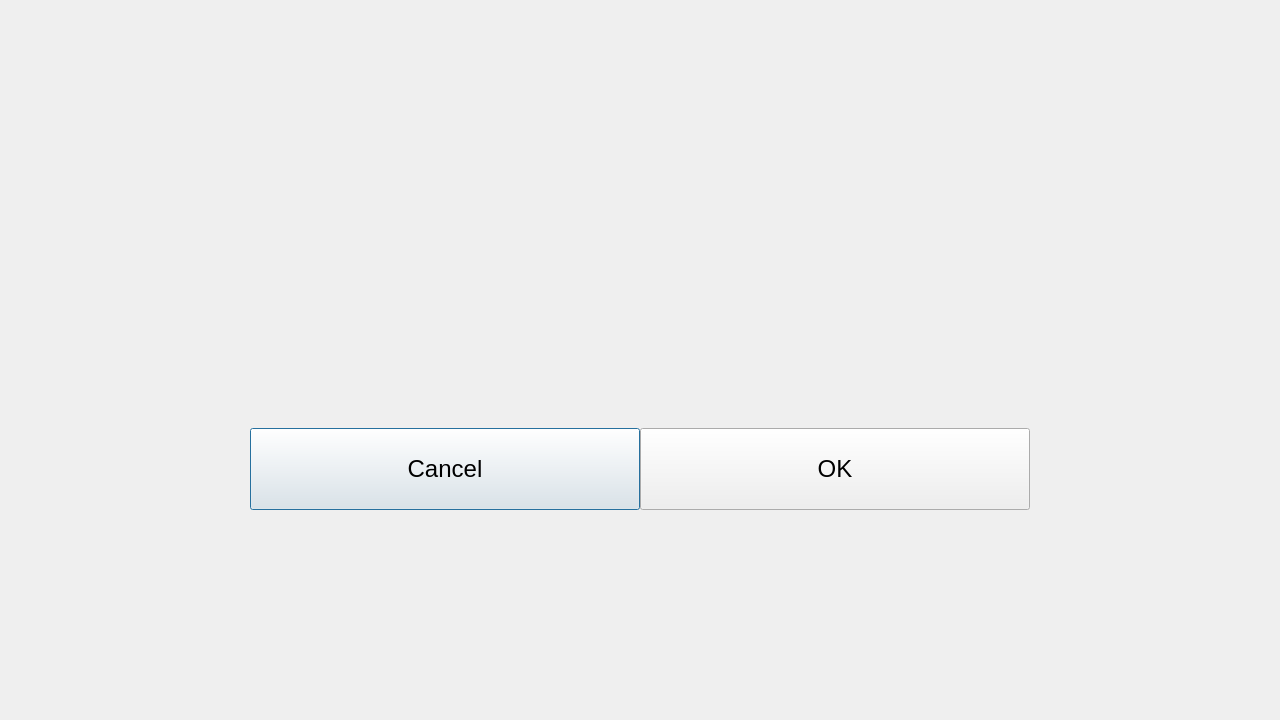
The window that src/lichii/util/overlay_dialog.ui (ddddng/Lichii) describes before a commit, drawn with Qt 5.
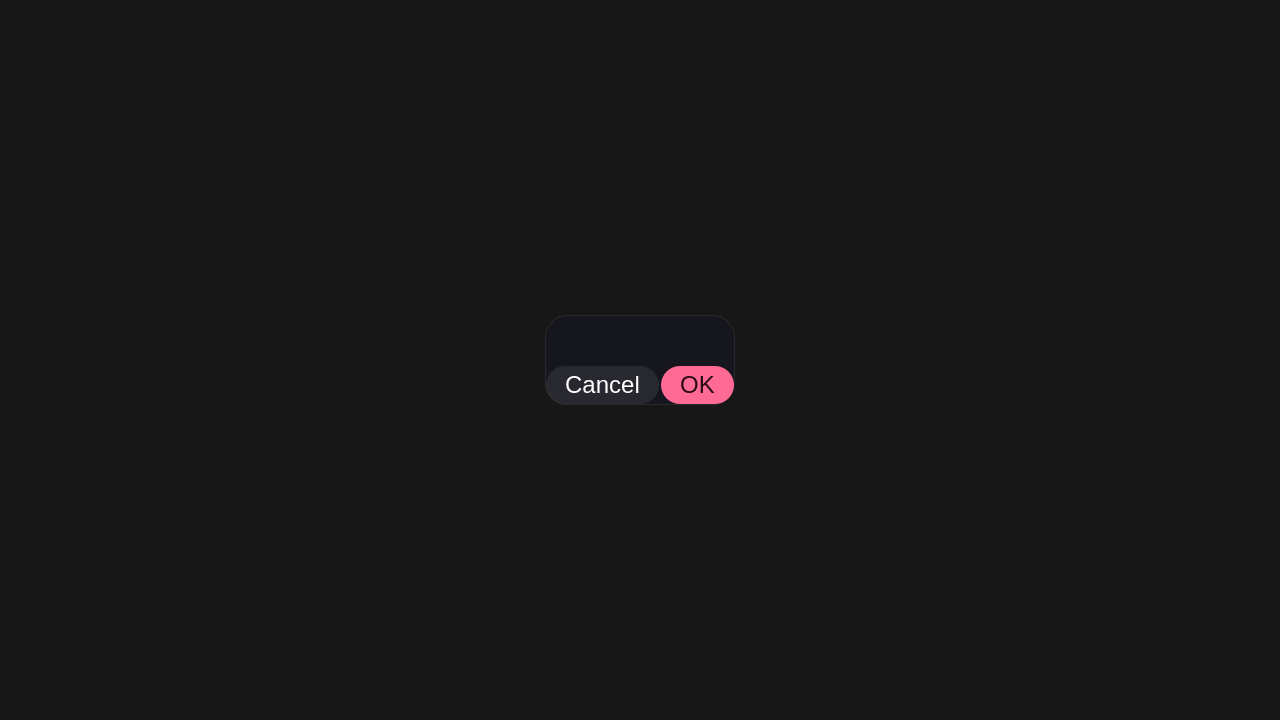
The same window after the commit.

Commit message: Applets: guest text checks and error applet overlay from Paper

```diff
--- a/src/lichii/util/overlay_dialog.ui
+++ b/src/lichii/util/overlay_dialog.ui
@@ -14,7 +14,18 @@
    <string>Dialog</string>
   </property>
   <property name="styleSheet">
-   <string notr="true"/>
+   <string notr="true">QDialog#OverlayDialog, QStackedWidget#stackedDialog { background: rgba(0, 0, 0, 140); }
+QWidget#contentDialog, QWidget#contentRichDialog { background-color: #15161e; border: 1px solid rgba(255, 255, 255, 20); border-radius: 22px; margin: 0; }
+QWidget#buttonsDialog, QWidget#buttonsRichDialog { background: transparent; border: 0; margin: 0; }
+QWidget#contentDialog QLabel#label_title, QWidget#contentRichDialog QLabel#label_title_rich { color: #ffffff; background: transparent; padding: 0; }
+QWidget#contentDialog QLabel#label_dialog { color: rgba(255, 255, 255, 214); background: transparent; padding: 0; }
+QWidget#richDialog QTextBrowser { color: rgba(255, 255, 255, 214); background: transparent; border: 0; padding: 0; }
+QDialog#OverlayDialog QPushButton { color: #ffffff; background-color: rgba(255, 255, 255, 20); border: 2px solid transparent; border-radius: 20px; min-height: 36px; min-width: 0; padding: 0 18px; }
+QDialog#OverlayDialog QPushButton:hover { background-color: rgba(255, 255, 255, 36); border-color: transparent; }
+QDialog#OverlayDialog QPushButton:focus { color: #ffffff; background-color: rgba(255, 255, 255, 20); border: 2px solid #ffffff; border-radius: 20px; }
+QDialog#OverlayDialog QPushButton:pressed { color: #ffffff; background-color: rgba(255, 255, 255, 36); border: 2px solid #ffffff; border-radius: 20px; }
+QDialog#OverlayDialog QPushButton#button_ok_label, QDialog#OverlayDialog QPushButton#button_ok_rich { color: #2a0a14; background-color: #ff6b95; }
+QDialog#OverlayDialog QPushButton#button_ok_label:hover, QDialog#OverlayDialog QPushButton#button_ok_rich:hover { background-color: #ff8fae; }</string>
   </property>
   <layout class="QVBoxLayout" name="verticalLayout">
    <property name="spacing">
@@ -38,7 +49,7 @@
       <number>0</number>
      </property>
      <widget class="QWidget" name="lineDialog">
-      <layout class="QGridLayout" name="lineDialogGridLayout" rowstretch="210,300,210" columnstretch="250,780,250">
+      <layout class="QGridLayout" name="lineDialogGridLayout" rowstretch="1,0,1" columnstretch="1,0,1">
        <property name="leftMargin">
         <number>0</number>
        </property>
@@ -56,7 +67,7 @@
        </property>
        <item row="1" column="1">
         <widget class="QWidget" name="contentDialog" native="true">
-         <layout class="QVBoxLayout" name="verticalLayout_2" stretch="70,149,82">
+         <layout class="QVBoxLayout" name="verticalLayout_2" stretch="0,0,0">
           <property name="spacing">
            <number>0</number>
           </property>
```
The commit also changes 1 other file.
